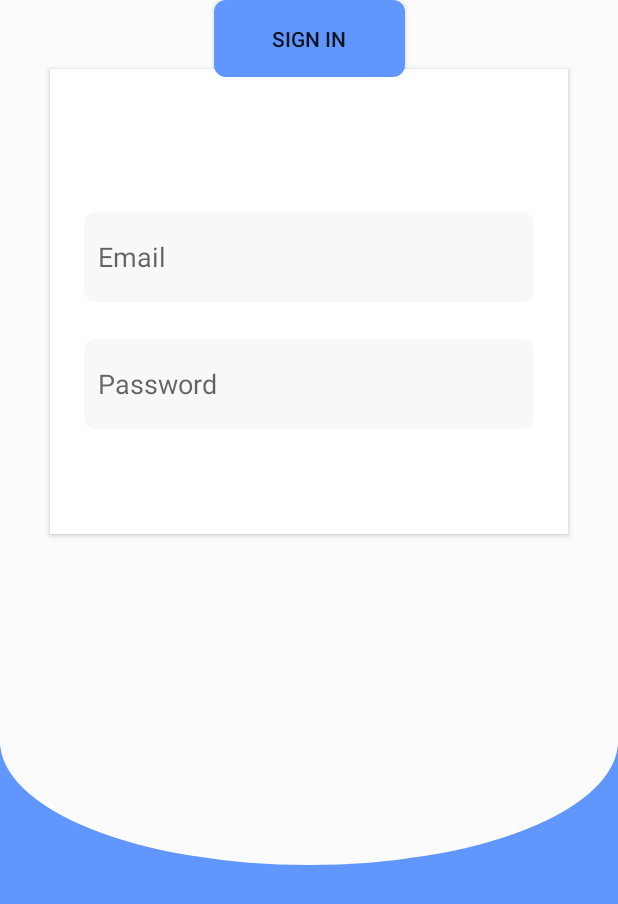
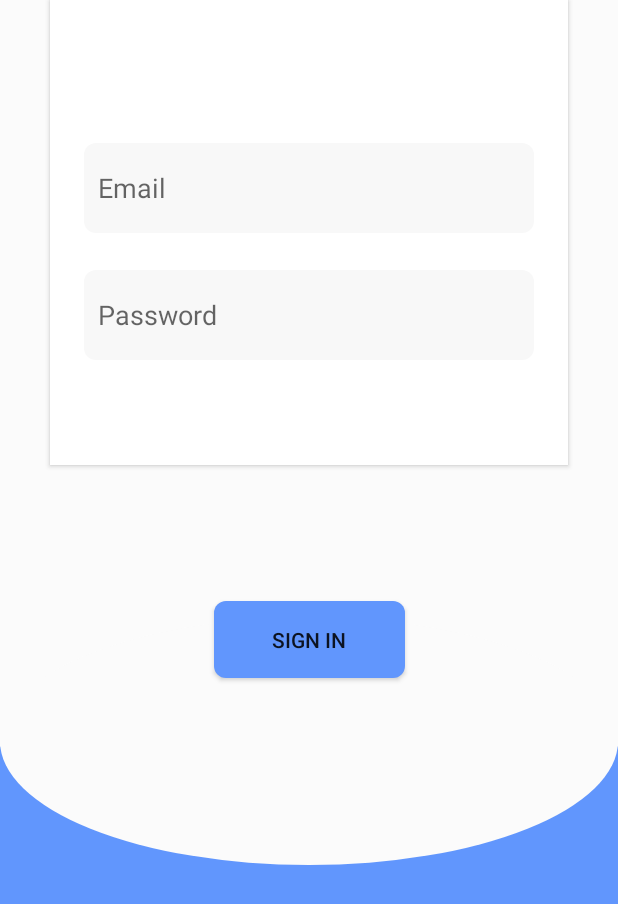
Before and after one commit to ob-taka/MAD-Assigment, an Android app: the layout sign_in.xml on its own in the app's theme, with its tools: preview values and no code run, on a phone screen of 412 x 824 dp. Shown: the top 904 px of the screen. Run offline under Robolectric (Android 15) with nearby library versions, the phone set to English and light mode, and no system bars.

Commit message:
sign in ui still in progress

```diff
--- a/app/src/main/res/layout/sign_in.xml
+++ b/app/src/main/res/layout/sign_in.xml
@@ -7,19 +7,16 @@
     android:background="@drawable/login"
     tools:context=".MainActivity">
 
-    <ProgressBar
-        android:id="@+id/progressBar_signIn"
-        style="?android:attr/progressBarStyle"
-        android:layout_width="wrap_content"
-        android:layout_height="wrap_content"
-        android:visibility="invisible"
-        app:layout_constraintEnd_toEndOf="@+id/frameLayout"
-        app:layout_constraintHorizontal_bias="0.498"
-        app:layout_constraintStart_toStartOf="@+id/frameLayout"
-        tools:layout_editor_absoluteY="490dp" />
 
+    <androidx.constraintlayout.widget.ConstraintLayout
+        android:layout_width="match_parent"
+        android:layout_height="match_parent"
+        app:layout_constraintBottom_toBottomOf="parent"
+        app:layout_constraintEnd_toEndOf="parent"
+        app:layout_constraintStart_toStartOf="parent"
+        app:layout_constraintTop_toTopOf="parent">
         <TextView
-        android:id="@+id/textView3"
+            android:id="@+id/textView_Login"
             android:layout_width="180dp"
             android:layout_height="30dp"
             android:layout_marginTop="8dp"
@@ -37,14 +34,13 @@
             android:id="@+id/frameLayout"
             android:layout_width="345dp"
             android:layout_height="310dp"
-        android:layout_marginTop="8dp"
             android:background="@drawable/signin_box"
-        android:elevation="2dp"
 
 
+            android:elevation="2dp"
             app:layout_constraintEnd_toEndOf="parent"
             app:layout_constraintStart_toStartOf="parent"
-        app:layout_constraintTop_toBottomOf="@+id/textView3">
+            tools:layout_editor_absoluteY="78dp">
 
 
             <EditText
@@ -79,9 +75,22 @@
             android:background="@drawable/myrect"
             android:elevation="2dp"
             android:text="Sign In"
+            app:layout_constraintBottom_toTopOf="@+id/progressBar_signIn"
             app:layout_constraintEnd_toEndOf="@+id/frameLayout"
             app:layout_constraintStart_toStartOf="@+id/frameLayout"
-        tools:layout_editor_absoluteY="400dp" />
+            app:layout_constraintTop_toBottomOf="@+id/frameLayout" />
 
+        <ProgressBar
+            android:id="@+id/progressBar_signIn"
+            style="?android:attr/progressBarStyle"
+            android:layout_width="wrap_content"
+            android:layout_height="wrap_content"
+            android:visibility="invisible"
+            app:layout_constraintBottom_toBottomOf="parent"
+            app:layout_constraintEnd_toEndOf="@+id/frameLayout"
+            app:layout_constraintHorizontal_bias="0.498"
+            app:layout_constraintStart_toStartOf="@+id/frameLayout"
+            app:layout_constraintTop_toBottomOf="@+id/frameLayout" />
 
     </androidx.constraintlayout.widget.ConstraintLayout>
+</androidx.constraintlayout.widget.ConstraintLayout>
```
Lines whose indentation alone changed are shown as unchanged.
